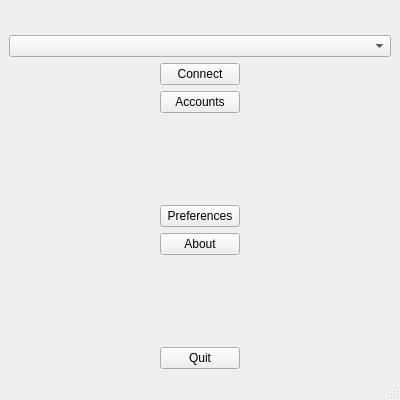
First picture: the form in src/ui/mwstart.ui, repository mikedmorto/qglpi, before the edit.
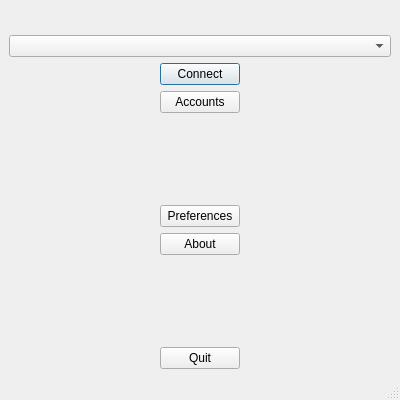
Second picture: the form after the edit. Icons and pictures are not drawn.

Patch:
```diff
--- a/src/ui/mwstart.ui
+++ b/src/ui/mwstart.ui
@@ -81,6 +81,12 @@
           <property name="text">
            <string>Connect</string>
           </property>
+          <property name="autoDefault">
+           <bool>false</bool>
+          </property>
+          <property name="default">
+           <bool>true</bool>
+          </property>
          </widget>
         </item>
         <item>
```
Left out of the diff: 8 changed lines with no effect on the pictures.
